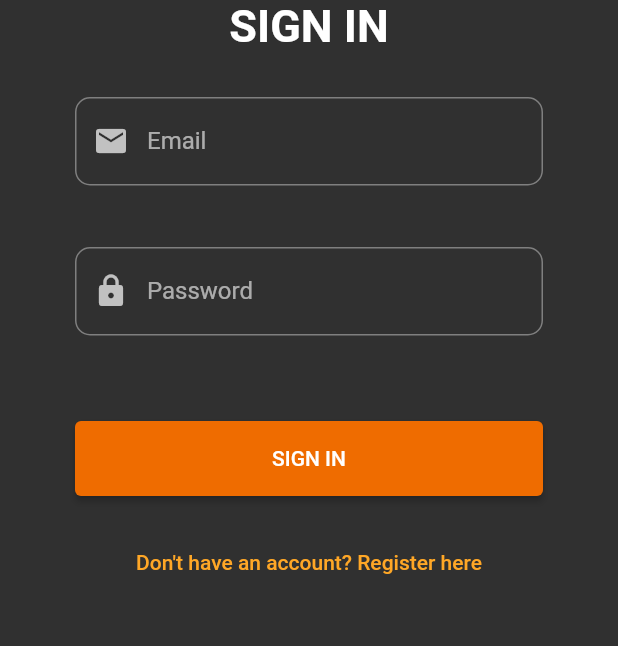
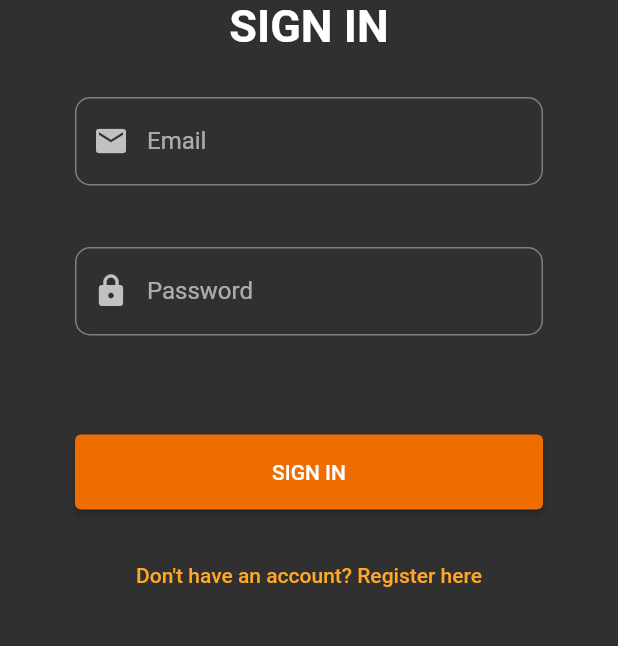
Before and after one commit to mvicchow/funflix, a Flutter app: the screen it shows after launch, after a tap on "REGISTER", after a tap on "Already have an account? Log in here", on a phone screen of 412 x 824 dp, the part 140-786 px from its top. Run offline on Flutter 3.47's test engine with Material 2 defaults, Android fonts, the phone set to English and light mode, and no system bars; our stand-ins replace cloud_firestore, firebase_auth, firebase_core, flutter_spinkit; accounts and stored records are empty.

Commit message:
authenticate sign in done

```diff
--- a/funflix/lib/main.dart
+++ b/funflix/lib/main.dart
@@ -1,7 +1,6 @@
 import 'package:firebase_core/firebase_core.dart';
 import 'package:flutter/material.dart';
 import 'package:funflix/screens/wrapper.dart';
-import 'package:flutter/src/widgets/binding.dart';
 import 'package:funflix/services/auth.dart';
 import 'package:provider/provider.dart';
 import 'package:firebase_auth/firebase_auth.dart';
--- a/funflix/lib/screens/authenticate/authenticate.dart
+++ b/funflix/lib/screens/authenticate/authenticate.dart
@@ -2,6 +2,7 @@ import 'package:flutter/material.dart';
 import 'package:funflix/models/logo.dart';
 import 'package:funflix/screens/authenticate/register.dart';
 import 'package:funflix/screens/authenticate/sign_in.dart';
+import 'package:funflix/widgets/loading.dart';
 
 class Authenticate extends StatefulWidget {
   const Authenticate({super.key});
@@ -14,7 +15,8 @@ class _AuthenticateState extends State<Authenticate> {
 
   bool showSignIn = false;
 
-  void toggleView() {
+  Future<void> toggleView() async {
+    await Future.delayed(Duration(seconds: 1), () => Loading(),);
     setState(() {
       showSignIn = !showSignIn;
     });
@@ -27,7 +29,7 @@ class _AuthenticateState extends State<Authenticate> {
         const Logo(fontsize: 45),
         const SizedBox(width: 8.0),
         Text(
-          showSignIn ? 'SIGN IN' : 'SIGN UP',
+          showSignIn ? 'SIGN IN' : 'REGISTER',
           style: const TextStyle(
             fontSize: 30,
             fontWeight: FontWeight.bold,
--- a/funflix/lib/screens/authenticate/register.dart
+++ b/funflix/lib/screens/authenticate/register.dart
@@ -29,7 +29,10 @@ class _RegisterState extends State<Register> {
   }
 
   Widget buildForm() {
-    return loading ? Loading() : Column(
+    if(loading){
+      return Loading();
+    } else{
+      return Column(
         children: [
           Form(
             key: _formKey,
@@ -116,11 +119,15 @@ class _RegisterState extends State<Register> {
                   ),
                 ),
 
-              Text(
+
+                SizedBox(
+                  height: 25,
+                  child: Text(
                     errorMsg,
                     style: const TextStyle(
                       color: Colors.red,
                       fontSize: 14
+                    ),
                   ),
                 ),
 
@@ -135,7 +142,9 @@ class _RegisterState extends State<Register> {
                     ),
                     onPressed: () async {
                       if(_formKey.currentState!.validate()){
+                        setState(() {
                           loading = true;
+                        });
                         dynamic result = await _auth.signUpUser(email, password);
                         print(result);
                         if(result == null){
@@ -150,12 +159,15 @@ class _RegisterState extends State<Register> {
                   ),
                 ),
                 const SizedBox(height: 20.0),
-            ],
-          ),
-        ),
           TextButton(
-          onPressed: (){
-            widget.toggleView();
+            onPressed: () async {
+              setState(() {
+                loading = true;
+              });
+              await widget.toggleView();
+              setState(() {
+                loading =false;
+              });
             },
             child:
             Text('Already have an account? Log in here',
@@ -165,7 +177,11 @@ class _RegisterState extends State<Register> {
             )
           )
               ],
+            ),
+          ),
+        ],
       );
+    }
   }
 
   @override
--- a/funflix/lib/screens/authenticate/sign_in.dart
+++ b/funflix/lib/screens/authenticate/sign_in.dart
@@ -28,7 +28,11 @@ class _SignInState extends State<SignIn> {
   }
 
   Widget buildForm(){
-    return loading ? Loading() : Column(
+    if(loading){
+      return Loading();
+    } else{
+      return
+      Column(
       children: [
         Form(
           key: _formKey,
@@ -90,11 +94,14 @@ class _SignInState extends State<SignIn> {
 
 
 
-              Text(
-                errorMsg,
-                style: const TextStyle(
-                  color: Colors.red,
-                  fontSize: 14
+              SizedBox(
+                height: 25,
+                child: Text(
+                  errorMsg,
+                  style: const TextStyle(
+                    color: Colors.red,
+                    fontSize: 14
+                  ),
                 ),
               ),
 
@@ -126,20 +133,27 @@ class _SignInState extends State<SignIn> {
 
               ),
               const SizedBox(height: 20.0),
-            ],
-          ),
-        ),
         TextButton(
-          onPressed: (){
-            widget.toggleView();
+          onPressed: () async {
+            setState(() {
+              loading = true;
+            });
+            await widget.toggleView();
+            setState(() {
+              loading = false;
+            });
           },
           child: Text(
             'Don\'t have an account? Register here',
             style: TextStyle(color: Colors.orange[400],),
           ),
         ),
+            ],
+          ),
+        ),
       ],
     );
+    }
   }
   @override
   Widget build(BuildContext context) {
--- a/funflix/lib/widgets/loading.dart
+++ b/funflix/lib/widgets/loading.dart
@@ -9,9 +9,10 @@ class Loading extends StatefulWidget {
 
 class _LoadingState extends State<Loading> {
 
-  startLoading(){
-    return Container(
-      child: const Center(
+  startLoading() {
+    return const SizedBox(
+      height: 350,
+      child: Center(
         child: SpinKitChasingDots(
           color: Colors.orange,
           size: 50.0,
@@ -20,16 +21,8 @@ class _LoadingState extends State<Loading> {
     );
   }
 
-  Future<void> showLoading() async {
-    startLoading();
-
-    // Minimum duration of 2 seconds
-    await Future.delayed(Duration(seconds: 2));
-  }
-
   @override
   Widget build(BuildContext){
-    // showLoading();
     return startLoading();
   }
 }
```
Lines whose indentation alone changed are shown as unchanged.
